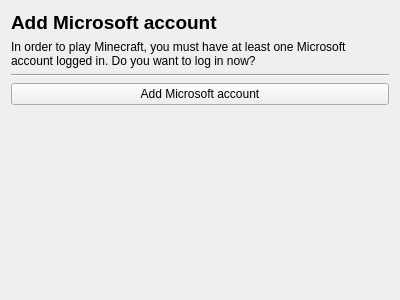
First picture: the form in launcher/ui/setupwizard/LoginWizardPage.ui, repository PrismLauncher/PrismLauncher, before the edit.
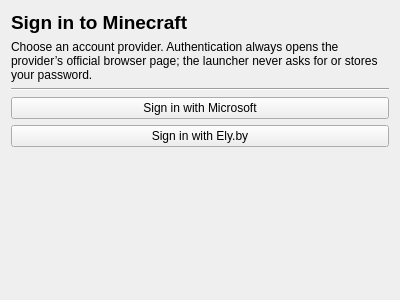
Second picture: the form after the edit.

Commit message: feat(auth): support Microsoft and Ely.by accounts only

```diff
--- a/launcher/ui/setupwizard/LoginWizardPage.ui
+++ b/launcher/ui/setupwizard/LoginWizardPage.ui
@@ -17,7 +17,7 @@
    <item>
     <widget class="QLabel" name="label">
      <property name="text">
-      <string>&lt;html&gt;&lt;head/&gt;&lt;body&gt;&lt;p&gt;&lt;span style=&quot; font-size:14pt; font-weight:600;&quot;&gt;Add Microsoft account&lt;/span&gt;&lt;/p&gt;&lt;/body&gt;&lt;/html&gt;</string>
+      <string>&lt;html&gt;&lt;head/&gt;&lt;body&gt;&lt;p&gt;&lt;span style=&quot; font-size:14pt; font-weight:600;&quot;&gt;Sign in to Minecraft&lt;/span&gt;&lt;/p&gt;&lt;/body&gt;&lt;/html&gt;</string>
      </property>
      <property name="textFormat">
       <enum>Qt::RichText</enum>
@@ -30,7 +30,7 @@
    <item>
     <widget class="QLabel" name="label_2">
      <property name="text">
-      <string>In order to play Minecraft, you must have at least one Microsoft account logged in. Do you want to log in now?</string>
+      <string>Choose an account provider. Authentication always opens the provider’s official browser page; the launcher never asks for or stores your password.</string>
      </property>
      <property name="wordWrap">
       <bool>true</bool>
@@ -47,7 +47,14 @@
    <item>
     <widget class="QPushButton" name="pushButton">
      <property name="text">
-      <string>Add Microsoft account</string>
+       <string>Sign in with Microsoft</string>
+      </property>
+     </widget>
+    </item>
+    <item>
+     <widget class="QPushButton" name="elyButton">
+      <property name="text">
+       <string>Sign in with Ely.by</string>
      </property>
     </widget>
    </item>
```
Lines whose indentation alone changed are shown as unchanged. The commit also changes 45 other files.
